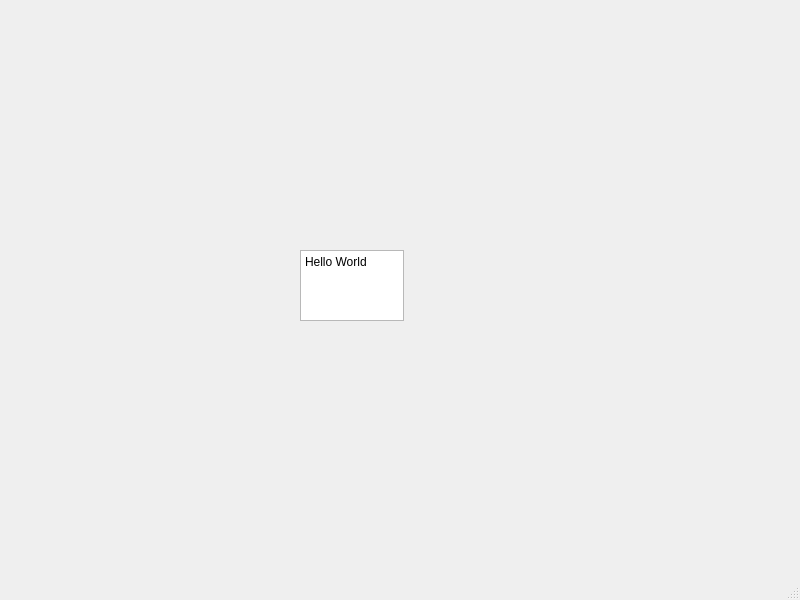
Qt form ui/test.ui (32601635/OpenCV_project) before a commit.
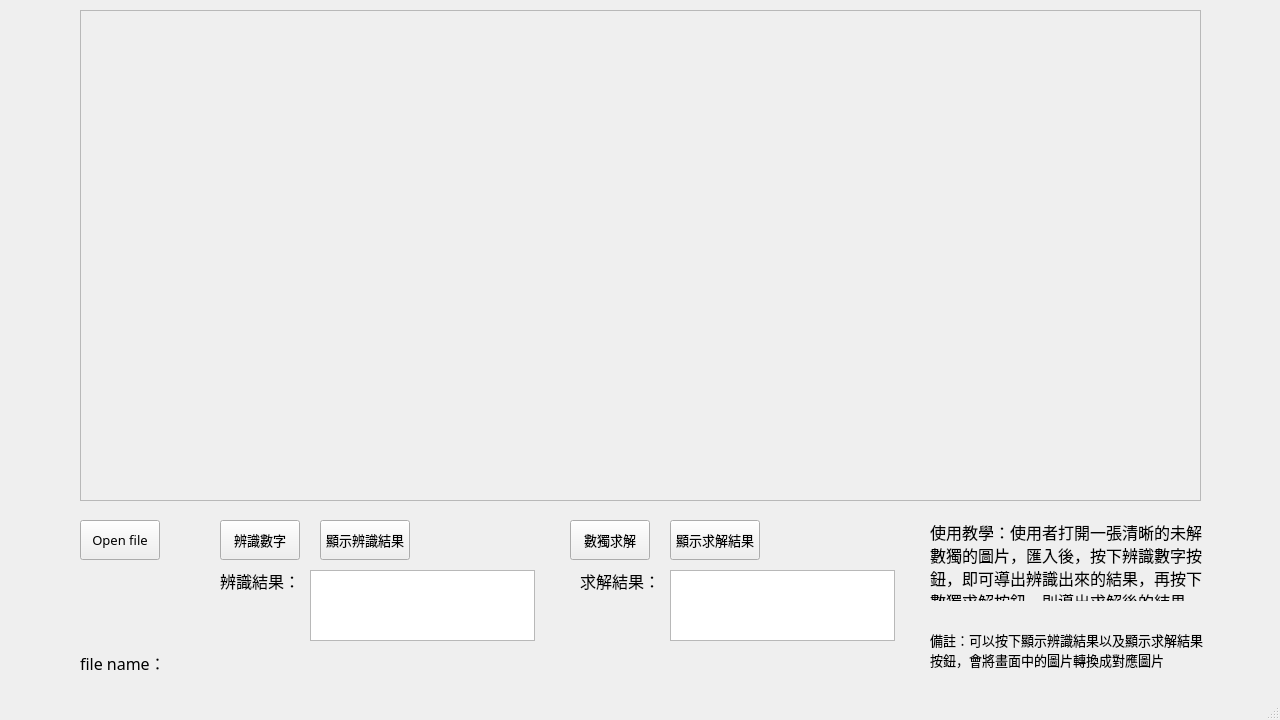
The same form after that commit.

Patch:
```diff
--- a/ui/test.ui
+++ b/ui/test.ui
@@ -6,30 +6,294 @@
    <rect>
     <x>0</x>
     <y>0</y>
-    <width>800</width>
-    <height>600</height>
+    <width>1280</width>
+    <height>720</height>
    </rect>
   </property>
   <property name="windowTitle">
    <string>MainWindow</string>
   </property>
   <widget class="QWidget" name="centralwidget">
-   <widget class="QTextEdit" name="textEdit">
+   <widget class="QPushButton" name="btn_knn">
     <property name="geometry">
      <rect>
-      <x>300</x>
-      <y>250</y>
-      <width>104</width>
+      <x>220</x>
+      <y>520</y>
+      <width>80</width>
+      <height>40</height>
+     </rect>
+    </property>
+    <property name="font">
+     <font>
+      <family>微軟正黑體</family>
+      <pointsize>10</pointsize>
+     </font>
+    </property>
+    <property name="text">
+     <string>辨識數字</string>
+    </property>
+   </widget>
+   <widget class="QPushButton" name="btn_knn_show">
+    <property name="geometry">
+     <rect>
+      <x>320</x>
+      <y>520</y>
+      <width>90</width>
+      <height>40</height>
+     </rect>
+    </property>
+    <property name="font">
+     <font>
+      <family>微軟正黑體</family>
+      <pointsize>10</pointsize>
+     </font>
+    </property>
+    <property name="text">
+     <string>顯示辨識結果</string>
+    </property>
+   </widget>
+   <widget class="QWidget" name="verticalLayoutWidget">
+    <property name="geometry">
+     <rect>
+      <x>80</x>
+      <y>10</y>
+      <width>1121</width>
+      <height>491</height>
+     </rect>
+    </property>
+    <layout class="QVBoxLayout" name="verticalLayout">
+     <item>
+      <widget class="QScrollArea" name="scrollArea">
+       <property name="widgetResizable">
+        <bool>true</bool>
+       </property>
+       <widget class="QWidget" name="scrollAreaWidgetContents">
+        <property name="geometry">
+         <rect>
+          <x>0</x>
+          <y>0</y>
+          <width>1117</width>
+          <height>487</height>
+         </rect>
+        </property>
+        <widget class="QLabel" name="label_img">
+         <property name="geometry">
+          <rect>
+           <x>0</x>
+           <y>0</y>
+           <width>1920</width>
+           <height>1080</height>
+          </rect>
+         </property>
+         <property name="text">
+          <string>TextLabel</string>
+         </property>
+        </widget>
+       </widget>
+      </widget>
+     </item>
+    </layout>
+   </widget>
+   <widget class="QPushButton" name="btn_open_file">
+    <property name="geometry">
+     <rect>
+      <x>80</x>
+      <y>520</y>
+      <width>80</width>
+      <height>40</height>
+     </rect>
+    </property>
+    <property name="font">
+     <font>
+      <family>微軟正黑體</family>
+      <pointsize>10</pointsize>
+     </font>
+    </property>
+    <property name="text">
+     <string>Open file</string>
+    </property>
+   </widget>
+   <widget class="QLabel" name="label_file_name">
+    <property name="geometry">
+     <rect>
+      <x>80</x>
+      <y>650</y>
+      <width>671</width>
+      <height>25</height>
+     </rect>
+    </property>
+    <property name="font">
+     <font>
+      <family>微軟正黑體</family>
+      <pointsize>12</pointsize>
+     </font>
+    </property>
+    <property name="text">
+     <string>file name：</string>
+    </property>
+   </widget>
+   <widget class="QLabel" name="label_teaching">
+    <property name="geometry">
+     <rect>
+      <x>930</x>
+      <y>520</y>
+      <width>275</width>
+      <height>81</height>
+     </rect>
+    </property>
+    <property name="font">
+     <font>
+      <family>微軟正黑體</family>
+      <pointsize>12</pointsize>
+     </font>
+    </property>
+    <property name="text">
+     <string>使用教學：使用者打開一張清晰的未解數獨的圖片，匯入後，按下辨識數字按鈕，即可導出辨識出來的結果，再按下數獨求解按鈕，則導出求解後的結果。</string>
+    </property>
+    <property name="scaledContents">
+     <bool>false</bool>
+    </property>
+    <property name="alignment">
+     <set>Qt::AlignLeading|Qt::AlignLeft|Qt::AlignTop</set>
+    </property>
+    <property name="wordWrap">
+     <bool>true</bool>
+    </property>
+   </widget>
+   <widget class="QLabel" name="label_info_ratio_roi">
+    <property name="geometry">
+     <rect>
+      <x>220</x>
+      <y>570</y>
+      <width>90</width>
+      <height>21</height>
+     </rect>
+    </property>
+    <property name="font">
+     <font>
+      <family>微軟正黑體</family>
+      <pointsize>12</pointsize>
+     </font>
+    </property>
+    <property name="text">
+     <string>辨識結果：</string>
+    </property>
+   </widget>
+   <widget class="QTextEdit" name="text_ratio_roi">
+    <property name="geometry">
+     <rect>
+      <x>310</x>
+      <y>570</y>
+      <width>225</width>
       <height>71</height>
      </rect>
     </property>
-    <property name="html">
-     <string>&lt;!DOCTYPE HTML PUBLIC &quot;-//W3C//DTD HTML 4.0//EN&quot; &quot;http://www.w3.org/TR/REC-html40/strict.dtd&quot;&gt;
-&lt;html&gt;&lt;head&gt;&lt;meta name=&quot;qrichtext&quot; content=&quot;1&quot; /&gt;&lt;style type=&quot;text/css&quot;&gt;
-p, li { white-space: pre-wrap; }
-&lt;/style&gt;&lt;/head&gt;&lt;body style=&quot; font-family:'PMingLiU'; font-size:9pt; font-weight:400; font-style:normal;&quot;&gt;
-&lt;p style=&quot; margin-top:0px; margin-bottom:0px; margin-left:0px; margin-right:0px; -qt-block-indent:0; text-indent:0px;&quot;&gt;Hello World&lt;/p&gt;
-&lt;p style=&quot;-qt-paragraph-type:empty; margin-top:0px; margin-bottom:0px; margin-left:0px; margin-right:0px; -qt-block-indent:0; text-indent:0px;&quot;&gt;&lt;br /&gt;&lt;/p&gt;&lt;/body&gt;&lt;/html&gt;</string>
+    <property name="font">
+     <font>
+      <family>微軟正黑體</family>
+      <pointsize>12</pointsize>
+     </font>
+    </property>
+   </widget>
+   <widget class="QLabel" name="label_info_real_roi">
+    <property name="geometry">
+     <rect>
+      <x>580</x>
+      <y>570</y>
+      <width>90</width>
+      <height>21</height>
+     </rect>
+    </property>
+    <property name="font">
+     <font>
+      <family>微軟正黑體</family>
+      <pointsize>12</pointsize>
+     </font>
+    </property>
+    <property name="text">
+     <string>求解結果：</string>
+    </property>
+   </widget>
+   <widget class="QTextEdit" name="text_real_roi">
+    <property name="geometry">
+     <rect>
+      <x>670</x>
+      <y>570</y>
+      <width>225</width>
+      <height>71</height>
+     </rect>
+    </property>
+    <property name="font">
+     <font>
+      <family>微軟正黑體</family>
+      <pointsize>12</pointsize>
+     </font>
+    </property>
+   </widget>
+   <widget class="QLabel" name="label_remark">
+    <property name="geometry">
+     <rect>
+      <x>930</x>
+      <y>630</y>
+      <width>275</width>
+      <height>41</height>
+     </rect>
+    </property>
+    <property name="font">
+     <font>
+      <family>微軟正黑體</family>
+      <pointsize>10</pointsize>
+     </font>
+    </property>
+    <property name="text">
+     <string>備註：可以按下顯示辨識結果以及顯示求解結果按鈕，會將畫面中的圖片轉換成對應圖片</string>
+    </property>
+    <property name="scaledContents">
+     <bool>false</bool>
+    </property>
+    <property name="alignment">
+     <set>Qt::AlignLeading|Qt::AlignLeft|Qt::AlignTop</set>
+    </property>
+    <property name="wordWrap">
+     <bool>true</bool>
+    </property>
+   </widget>
+   <widget class="QPushButton" name="btn_ans">
+    <property name="geometry">
+     <rect>
+      <x>570</x>
+      <y>520</y>
+      <width>80</width>
+      <height>40</height>
+     </rect>
+    </property>
+    <property name="font">
+     <font>
+      <family>微軟正黑體</family>
+      <pointsize>10</pointsize>
+     </font>
+    </property>
+    <property name="text">
+     <string>數獨求解</string>
+    </property>
+   </widget>
+   <widget class="QPushButton" name="btn_ans_show">
+    <property name="geometry">
+     <rect>
+      <x>670</x>
+      <y>520</y>
+      <width>90</width>
+      <height>40</height>
+     </rect>
+    </property>
+    <property name="font">
+     <font>
+      <family>微軟正黑體</family>
+      <pointsize>10</pointsize>
+     </font>
+    </property>
+    <property name="text">
+     <string>顯示求解結果</string>
     </property>
    </widget>
   </widget>
```
Left out of the diff: 2 changed lines with no effect on the pictures.
